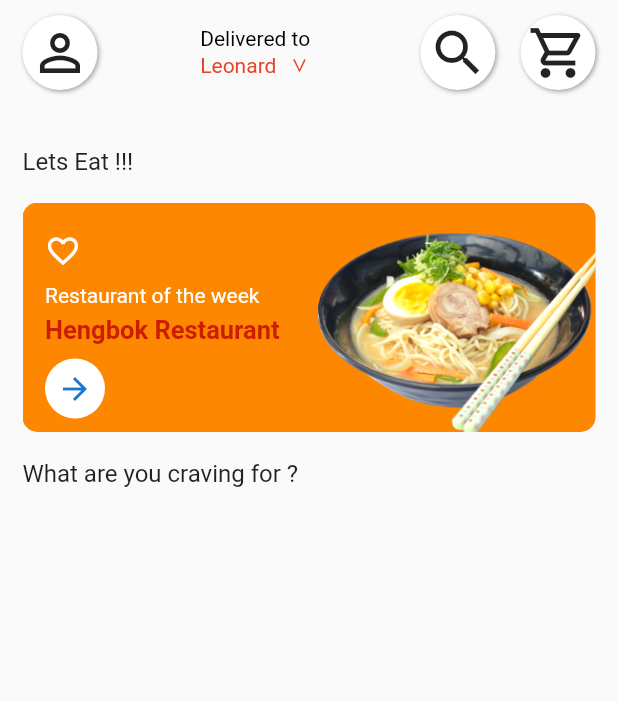
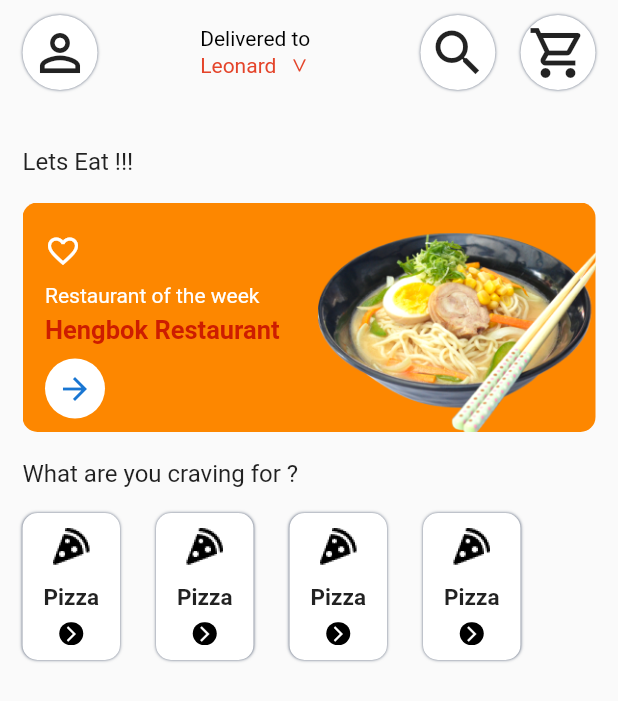
Before and after one commit to Iwelomen/Restaurant-App, a Flutter app: the HomePage screen opened directly, on a phone screen of 412 x 824 dp. Shown: the top 701 px of the screen. Run offline on Flutter 3.47's test engine with Material 2 defaults, Android fonts, the phone set to English and light mode, and no system bars; our stand-ins replace dots_indicator, flutter_bloc.

Commit message:
create cravings tile

```diff
--- a/lib/Constant/asset_string.dart
+++ b/lib/Constant/asset_string.dart
@@ -4,3 +4,5 @@ const String illustrationII = "images/food.png";
 const String illustrationIII = "images/bike.png";
 const String illustrationIV = "images/location.png";
 const String restaurantOfTheWeekFood = "images/restaurantOfTheWeekFood.png";
+const String halfPizzaImage = "images/halfPizzaImage.png";
+const String forwardIcon = "images/forwardIcon.png";
--- a/lib/Constant/colors.dart
+++ b/lib/Constant/colors.dart
@@ -9,12 +9,12 @@ const designColor6 = Color(0xFF000000);
 const designColor7 = Color(0xFFE4442A);
 const designColor8 = Color(0xFFBDBDBD);
 const designColor9 = Color(0xFFCD1D00);
+const designColor10 = Color(0xFFFFC42E);
 
 
 
 
 const designColor = Color(0xFF616F80);
-const designColor10 = Color(0xFF94A0B4);
 const designColor11 = Color(0xFF717E95);
 const designColor12 = Color(0xFFFF0015);
 const designColor13 = Color(0xFFBAC3D2);
--- a/lib/Constant/string_constant.dart
+++ b/lib/Constant/string_constant.dart
@@ -32,3 +32,5 @@ const String letsEatText = "Lets Eat !!!";
 const String restaurantOfTheWeekText = "Restaurant of the week";
 const String hengbokRestaurantText = "Hengbok Restaurant";
 const String whatAreYouCraving =  "What are you craving for ?";
+
+const String pizzaText = "Pizza";
--- a/lib/Screens/main_page.dart
+++ b/lib/Screens/main_page.dart
@@ -1,12 +1,12 @@
-import 'dart:ui';
-
 import 'package:flutter/cupertino.dart';
 import 'package:flutter/material.dart';
+import 'package:flutter/widgets.dart';
 import 'package:restaurant_delivery_app/Constant/asset_string.dart';
 
 import 'package:restaurant_delivery_app/Constant/colors.dart';
 import 'package:restaurant_delivery_app/Constant/string_constant.dart';
 
+import '../Widgets/craving_container.dart';
 import '../Widgets/rounded_button.dart';
 
 class HomePage extends StatelessWidget {
@@ -126,10 +126,37 @@ class HomePage extends StatelessWidget {
                       width: 190,
                     )),
               ]),
-              SizedBox(height: 18),
-              Text(
+              const SizedBox(height: 18),
+              const Text(
                 whatAreYouCraving,
                 style: TextStyle(fontSize: 16),
+              ),
+              const SizedBox(height: 17),
+              Row(
+                mainAxisAlignment: MainAxisAlignment.start,
+                crossAxisAlignment: CrossAxisAlignment.center,
+
+                children: [
+                  CravingsContainer(
+                    cravingImage: Image.asset(halfPizzaImage),
+                    cravingText: pizzaText,
+                  ),
+                  SizedBox(width: 24),
+                  CravingsContainer(
+                    cravingImage: Image.asset(halfPizzaImage),
+                    cravingText: pizzaText,
+                  ),
+                  SizedBox(width: 24),
+                  CravingsContainer(
+                    cravingImage: Image.asset(halfPizzaImage),
+                    cravingText: pizzaText,
+                  ),
+                  SizedBox(width: 24),
+                  CravingsContainer(
+                    cravingImage: Image.asset(halfPizzaImage),
+                    cravingText: pizzaText,
+                  ),
+                ],
               ),
             ],
           ),
--- /dev/null
+++ b/lib/Widgets/craving_container.dart
@@ -0,0 +1,72 @@
+import 'package:flutter/material.dart';
+
+import '../Constant/colors.dart';
+import '../Constant/string_constant.dart';
+
+class CravingsContainer extends StatelessWidget {
+  final Image cravingImage;
+  final String cravingText;
+
+  CravingsContainer({this.cravingImage, this.cravingText});
+
+  @override
+  Widget build(BuildContext context) {
+    return Container(
+      height: 98,
+      width: 65,
+      decoration: const BoxDecoration(
+          color: designColor4,
+          borderRadius: BorderRadius.all(
+            Radius.circular(10),
+          ),
+          boxShadow: [
+            BoxShadow(
+              blurRadius: 1,
+              color: designColor5,
+            )
+          ]
+      ),
+      child: Column(
+        children: [
+          const SizedBox(height: 7),
+          Expanded(
+            flex: 2,
+            child: cravingImage,
+          ),
+          const SizedBox(height: 10),
+          const Expanded(
+            flex: 1,
+            child: Text(
+              pizzaText,
+              style: TextStyle(
+                fontSize: 15,
+                fontWeight: FontWeight.bold,
+              ),
+            ),
+          ),
+          const SizedBox(height: 10),
+          Expanded(
+            flex: 1,
+            child: Container(
+              height: 16,
+              width: 16,
+              decoration: const BoxDecoration(
+                borderRadius: BorderRadius.all(
+                  Radius.circular(8),
+                ),
+                color: designColor6,
+              ),
+              child: const Center(
+                  child: Icon(
+                    Icons.arrow_forward_ios,
+                    size: 12,
+                    color: designColor4,
+                  )),
+            ),
+          ),
+          const SizedBox(height: 10),
+        ],
+      ),
+    );
+  }
+}
--- a/lib/Widgets/rounded_button.dart
+++ b/lib/Widgets/rounded_button.dart
@@ -1,4 +1,6 @@
 import 'package:flutter/material.dart';
+
+import '../Constant/colors.dart';
 
 class RoundedButton extends StatelessWidget {
   final Widget icon;
@@ -16,9 +18,8 @@ class RoundedButton extends StatelessWidget {
           borderRadius: BorderRadius.all(Radius.circular(25),),
           boxShadow: [
             BoxShadow(
-                color: Colors.grey,
-                blurRadius: 2,
-                offset: Offset(1, 1)
+                color: designColor5,
+                blurRadius: 1,
             )
           ]
       ),
```
Also changed, not shown: images/forwardIcon.png (added), images/halfPizzaImage.png (added).
